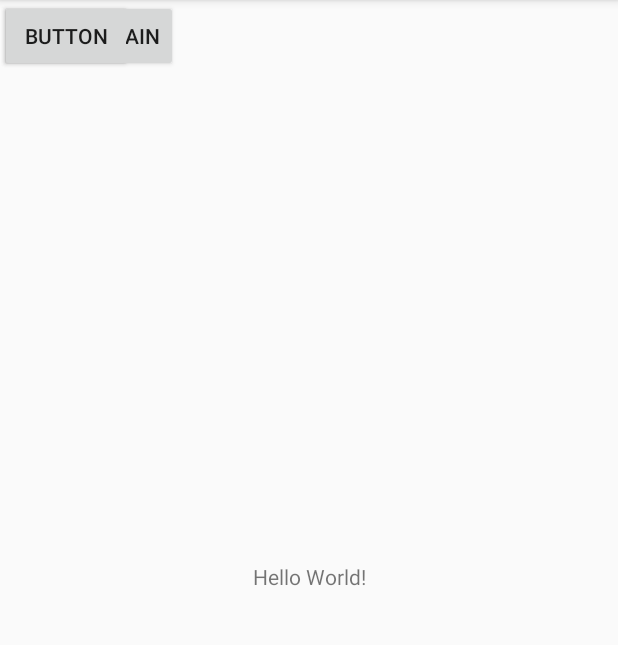
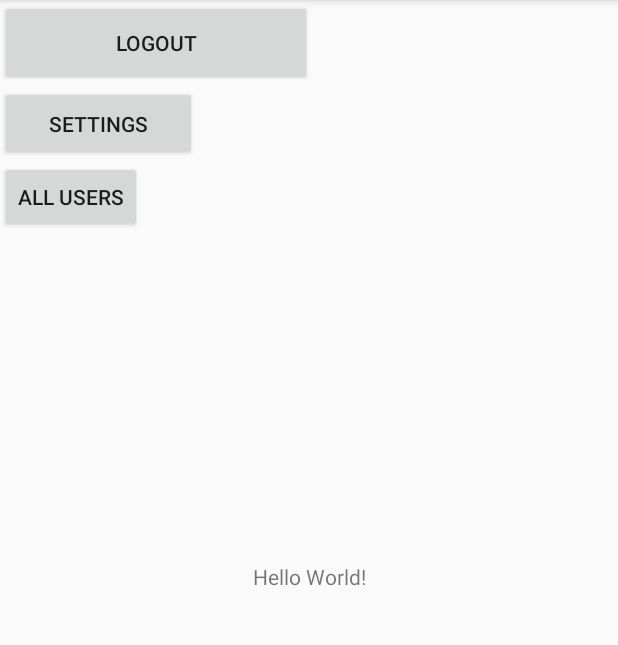
Before and after one commit to Raja-Salman-Tariq/ChatApp, an Android app: the screen it shows after launch once a user with an empty profile is signed in (MainActivity), on a phone screen of 412 x 824 dp, the part 84-729 px from its top. Run offline under Robolectric (Android 15) with nearby library versions, the light colour scheme and no system bars; our stand-ins replace Firebase (no records; nobody signed in at launch, a user with empty details on screens opened directly).

Commit message:
Pl add Xml files xD

```diff
--- a/app/build.gradle
+++ b/app/build.gradle
@@ -24,14 +24,19 @@ android {
 }
 
 dependencies {
+    implementation 'com.google.firebase:firebase-auth:17.0.0'
+    implementation 'com.firebaseui:firebase-ui-database:6.0.2'
     implementation fileTree(dir: "libs", include: ["*.jar"])
+    implementation "androidx.recyclerview:recyclerview:1.1.0"
     implementation 'androidx.appcompat:appcompat:1.2.0'
     implementation 'androidx.constraintlayout:constraintlayout:2.0.4'
     implementation 'com.google.firebase:firebase-auth:16.0.5'
     implementation 'com.google.firebase:firebase-database:16.0.4'
+    implementation 'com.google.firebase:firebase-storage:16.0.4'
     testImplementation 'junit:junit:4.12'
     androidTestImplementation 'androidx.test.ext:junit:1.1.2'
     androidTestImplementation 'androidx.test.espresso:espresso-core:3.3.0'
     implementation 'de.hdodenhof:circleimageview:3.1.0'
+    implementation 'com.squareup.picasso:picasso:2.71828'
 
 }
--- a/app/src/main/AndroidManifest.xml
+++ b/app/src/main/AndroidManifest.xml
@@ -11,7 +11,8 @@
         android:roundIcon="@mipmap/ic_launcher_round"
         android:supportsRtl="true"
         android:theme="@style/AppTheme">
-        <activity android:name=".SettingsActivity"></activity>
+        <activity android:name=".UsersActivity"></activity>
+        <activity android:name=".SettingsActivity" />
         <activity android:name=".RegisterActivity" />
         <activity android:name=".HomeActivity" />
         <activity android:name=".LoginActivity" />
--- a/app/src/main/java/com/rajasalmantariq/a2retry/MainActivity.java
+++ b/app/src/main/java/com/rajasalmantariq/a2retry/MainActivity.java
@@ -4,6 +4,7 @@ import androidx.appcompat.app.AppCompatActivity;
 
 import android.content.Intent;
 import android.os.Bundle;
+import android.util.Log;
 import android.view.View;
 import android.widget.Button;
 
@@ -13,16 +14,17 @@ import com.google.firebase.auth.FirebaseUser;
 public class MainActivity extends AppCompatActivity {
 
     private FirebaseAuth mAuth;
-    Button logOutBtn, settingsButton;
+    Button logOutBtn, settingsButton, usersButton;
 
     @Override
     protected void onCreate(Bundle savedInstanceState) {
         super.onCreate(savedInstanceState);
         setContentView(R.layout.activity_main);
-
+        Log.d("abc", "main  act");
         mAuth = FirebaseAuth.getInstance();
         logOutBtn=findViewById(R.id.logOutButton);
         settingsButton=findViewById(R.id.settingsButton);
+        usersButton=findViewById(R.id.usersButton);
 
 
         logOutBtn.setOnClickListener(new View.OnClickListener() {
@@ -43,6 +45,14 @@ public class MainActivity extends AppCompatActivity {
 //                finish();
             }
         });
+
+        usersButton.setOnClickListener(new View.OnClickListener() {
+            @Override
+            public void onClick(View view) {
+                Intent i=new Intent(MainActivity.this, UsersActivity.class);
+                startActivity(i);
+            }
+        });
     }
 
     @Override
--- a/app/src/main/res/layout/activity_main.xml
+++ b/app/src/main/res/layout/activity_main.xml
@@ -7,6 +7,7 @@
     tools:context=".MainActivity">
 
     <TextView
+        android:id="@+id/textView"
         android:layout_width="wrap_content"
         android:layout_height="wrap_content"
         android:text="Hello World!"
@@ -17,18 +18,26 @@
 
     <Button
         android:id="@+id/logOutButton"
-        android:layout_width="wrap_content"
-        android:layout_height="wrap_content"
-        android:text="Button Main"
-        tools:layout_editor_absoluteX="166dp"
-        tools:layout_editor_absoluteY="490dp" />
+        android:layout_width="208dp"
+        android:layout_height="57dp"
+        android:text="Logout"
+        app:layout_constraintTop_toTopOf="parent"
+        tools:layout_editor_absoluteX="166dp" />
 
     <Button
         android:id="@+id/settingsButton"
+        android:layout_width="131dp"
+        android:layout_height="50dp"
+        android:text="Settings"
+        app:layout_constraintTop_toBottomOf="@+id/logOutButton"
+        tools:layout_editor_absoluteX="184dp" />
+
+    <Button
+        android:id="@+id/usersButton"
         android:layout_width="wrap_content"
         android:layout_height="wrap_content"
-        android:text="Button"
-        tools:layout_editor_absoluteX="188dp"
-        tools:layout_editor_absoluteY="593dp" />
+        android:text="All Users"
+        app:layout_constraintTop_toBottomOf="@+id/settingsButton"
+        tools:layout_editor_absoluteX="184dp" />
 
 </androidx.constraintlayout.widget.ConstraintLayout>
--- a/app/src/main/res/layout/activity_settings.xml
+++ b/app/src/main/res/layout/activity_settings.xml
@@ -9,6 +9,7 @@
 
     <de.hdodenhof.circleimageview.CircleImageView
         android:id="@+id/settings_image"
+        android:clickable="true"
         android:layout_width="wrap_content"
         android:layout_height="wrap_content"
         android:layout_alignParentEnd="true"
```
Also changed, not shown: app/src/main/java/com/rajasalmantariq/a2retry/MyRvAdapter.java (added, +107 -0 lines), app/src/main/java/com/rajasalmantariq/a2retry/SettingsActivity.java (+66 -0 lines), app/src/main/java/com/rajasalmantariq/a2retry/Users.java (added, +39 -0 lines), app/src/main/java/com/rajasalmantariq/a2retry/UsersActivity.java (added, +152 -0 lines), app/src/main/res/layout/activity_users.xml (added, +16 -0 lines), app/src/main/res/layout/row.xml (added, +50 -0 lines).
